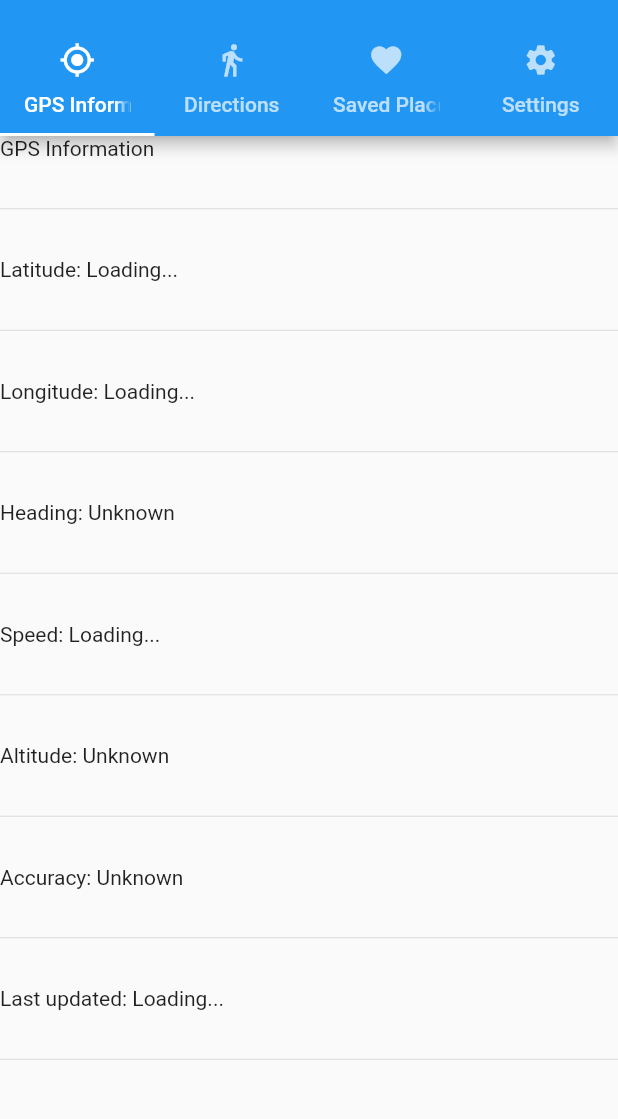
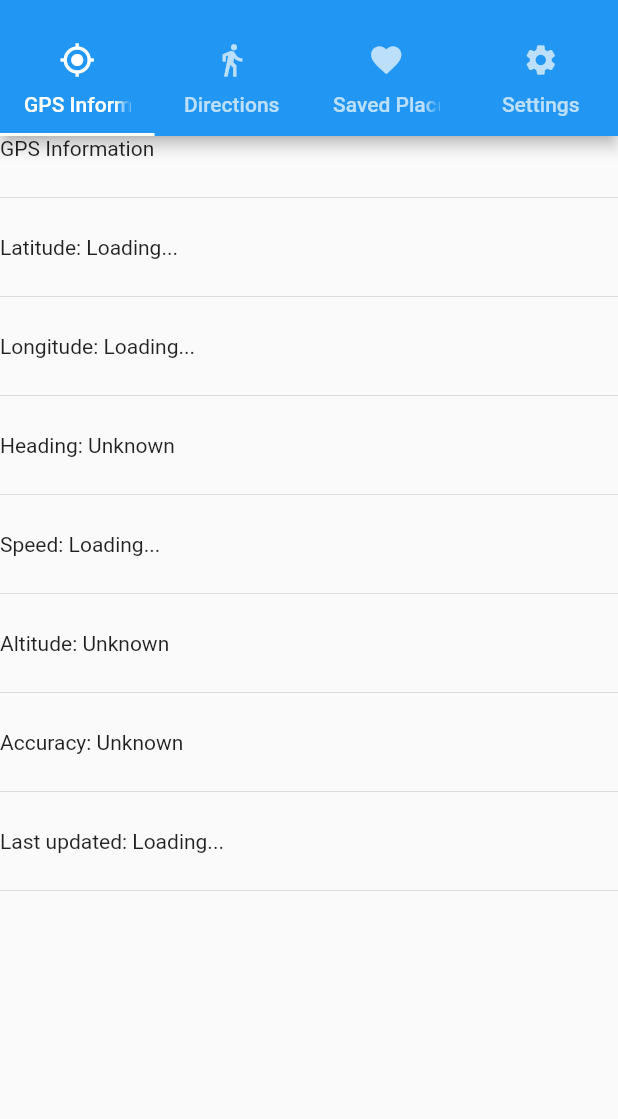
Before and after one commit to chrisnorman7/crowflight, a Flutter app: the screen it shows after launch, on a phone screen of 412 x 824 dp, the part 59-1178 px from its top. Run offline on Flutter 3.47's test engine with Material 2 defaults, Android fonts, the phone set to English and light mode, and no system bars; our stand-ins replace location, vibration.

Commit message:
Reduce space between rows.

```diff
--- a/CrowFlight/lib/tabs/gps.dart
+++ b/CrowFlight/lib/tabs/gps.dart
@@ -81,7 +81,7 @@ class GpsTabState extends State<GpsTab> {
       itemCount: rows.length * 2,
       itemBuilder: (BuildContext context, int index) {
         if (index.isOdd) {
-          return const Divider(height: 65);
+          return const Divider(height: 50);
         } else {
           return rows[index ~/ 2];
         }
```
